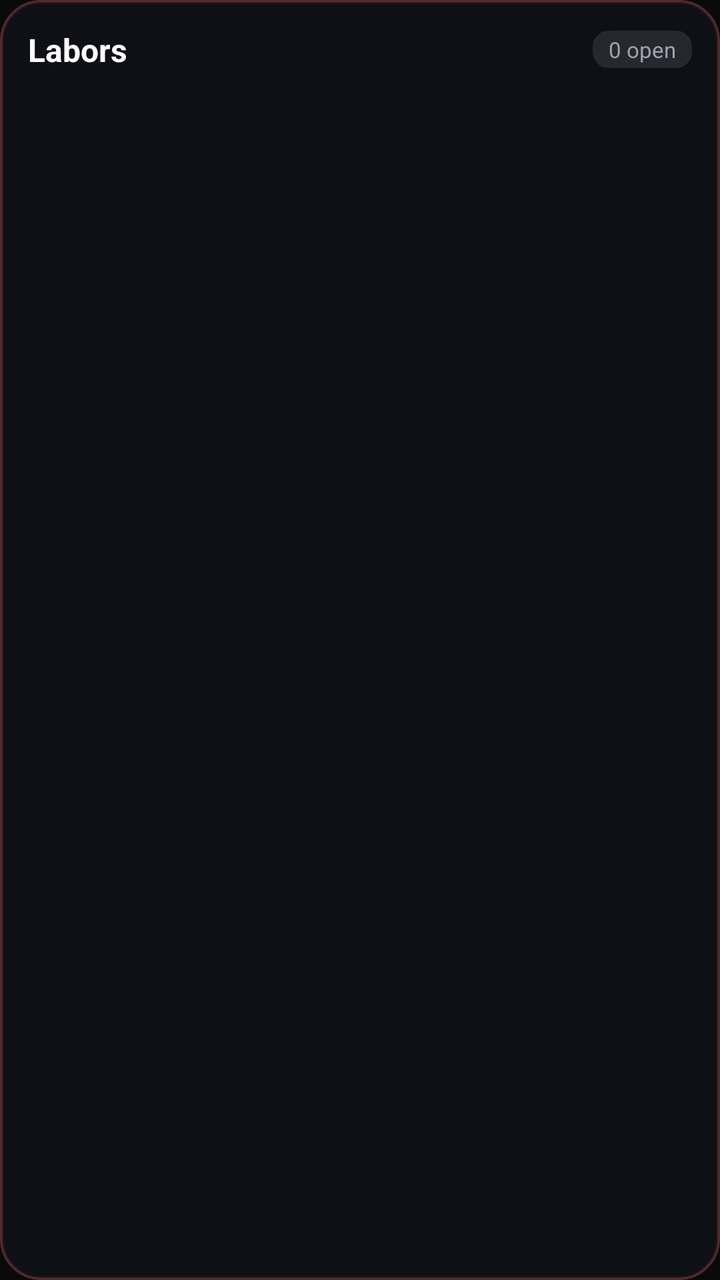
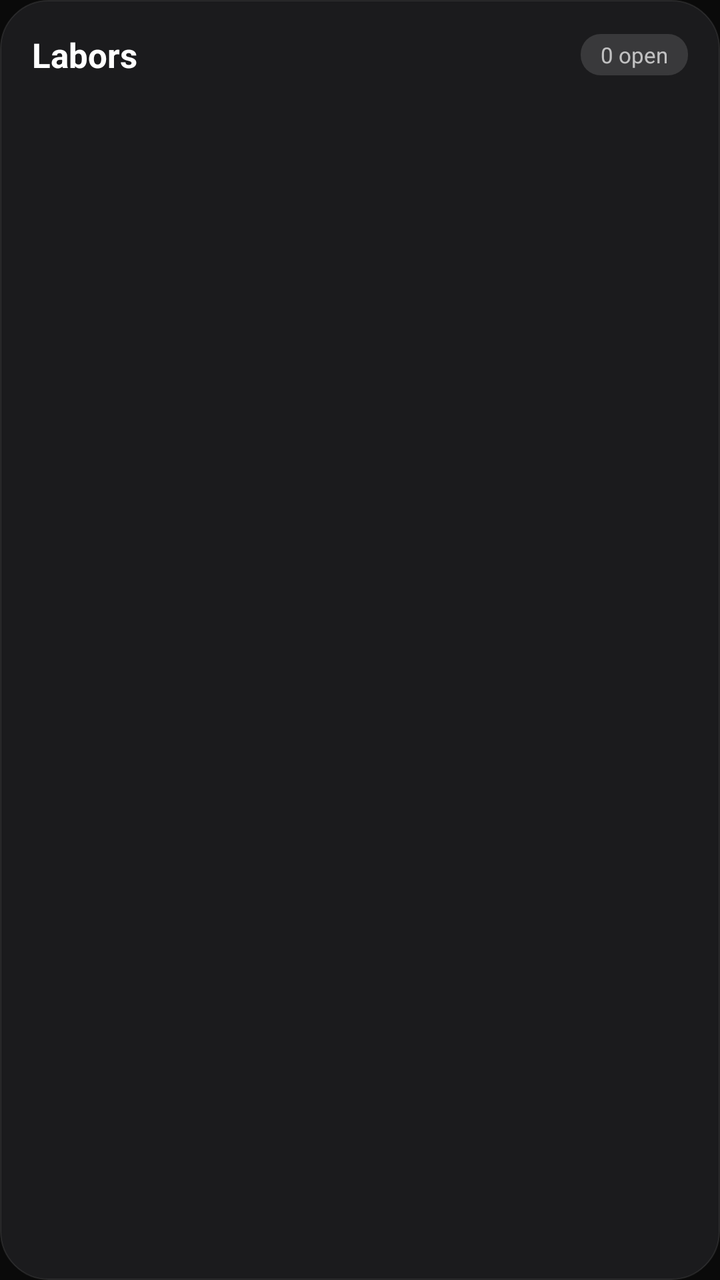

Before-and-after screenshots of an Android layout around one commit, followed by the original layout XML and the change that was made.
<!-- AndroidManifest.xml: application theme Theme.Forge -->
<!-- res/layout/widget_labors.xml -->
<?xml version="1.0" encoding="utf-8"?>
<LinearLayout xmlns:android="http://schemas.android.com/apk/res/android"
    android:id="@+id/widget_labors_root"
    android:layout_width="match_parent"
    android:layout_height="match_parent"
    android:background="@drawable/widget_bg_glass"
    android:orientation="vertical"
    android:padding="14dp">
    <LinearLayout
        android:layout_width="match_parent"
        android:layout_height="wrap_content"
        android:orientation="horizontal"
        android:gravity="center_vertical"
        android:layout_marginBottom="8dp">
        <TextView
            android:layout_width="0dp"
            android:layout_height="wrap_content"
            android:layout_weight="1"
            android:text="Labors"
            android:textColor="#FFFFFF"
            android:textSize="16sp"
            android:textStyle="bold" />
        <TextView
            android:id="@+id/labors_open_count"
            android:layout_width="wrap_content"
            android:layout_height="wrap_content"
            android:text="0 open"
            android:textColor="#9ca3af"
            android:textSize="11sp"
            android:background="@drawable/count_badge_bg"
            android:paddingStart="8dp"
            android:paddingEnd="8dp"
            android:paddingTop="2dp"
            android:paddingBottom="2dp" />
    </LinearLayout>
    <LinearLayout android:id="@+id/labor_row_1" android:layout_width="match_parent" android:layout_height="wrap_content" android:orientation="horizontal" android:gravity="center_vertical" android:layout_marginBottom="4dp" android:visibility="gone">
        <View android:id="@+id/labor_dot_1" android:layout_width="4dp" android:layout_height="20dp" android:background="@drawable/labor_pending_dot"/>
        <TextView android:id="@+id/labor_text_1" android:layout_width="0dp" android:layout_height="wrap_content" android:layout_weight="1" android:textColor="#d1d5db" android:textSize="13sp" android:layout_marginStart="10dp" android:maxLines="1"/>
        <TextView android:id="@+id/labor_check_1" android:layout_width="wrap_content" android:layout_height="wrap_content" android:textColor="#6b7280" android:textSize="14sp" android:text="○"/>
    </LinearLayout>
    <LinearLayout android:id="@+id/labor_row_2" android:layout_width="match_parent" android:layout_height="wrap_content" android:orientation="horizontal" android:gravity="center_vertical" android:layout_marginBottom="4dp" android:visibility="gone">
        <View android:id="@+id/labor_dot_2" android:layout_width="4dp" android:layout_height="20dp" android:background="@drawable/labor_pending_dot"/>
        <TextView android:id="@+id/labor_text_2" android:layout_width="0dp" android:layout_height="wrap_content" android:layout_weight="1" android:textColor="#d1d5db" android:textSize="13sp" android:layout_marginStart="10dp" android:maxLines="1"/>
        <TextView android:id="@+id/labor_check_2" android:layout_width="wrap_content" android:layout_height="wrap_content" android:textColor="#6b7280" android:textSize="14sp" android:text="○"/>
    </LinearLayout>
    <LinearLayout android:id="@+id/labor_row_3" android:layout_width="match_parent" android:layout_height="wrap_content" android:orientation="horizontal" android:gravity="center_vertical" android:layout_marginBottom="4dp" android:visibility="gone">
        <View android:id="@+id/labor_dot_3" android:layout_width="4dp" android:layout_height="20dp" android:background="@drawable/labor_pending_dot"/>
        <TextView android:id="@+id/labor_text_3" android:layout_width="0dp" android:layout_height="wrap_content" android:layout_weight="1" android:textColor="#d1d5db" android:textSize="13sp" android:layout_marginStart="10dp" android:maxLines="1"/>
        <TextView android:id="@+id/labor_check_3" android:layout_width="wrap_content" android:layout_height="wrap_content" android:textColor="#6b7280" android:textSize="14sp" android:text="○"/>
    </LinearLayout>
    <LinearLayout android:id="@+id/labor_row_4" android:layout_width="match_parent" android:layout_height="wrap_content" android:orientation="horizontal" android:gravity="center_vertical" android:layout_marginBottom="4dp" android:visibility="gone">
        <View android:id="@+id/labor_dot_4" android:layout_width="4dp" android:layout_height="20dp" android:background="@drawable/labor_pending_dot"/>
        <TextView android:id="@+id/labor_text_4" android:layout_width="0dp" android:layout_height="wrap_content" android:layout_weight="1" android:textColor="#d1d5db" android:textSize="13sp" android:layout_marginStart="10dp" android:maxLines="1"/>
        <TextView android:id="@+id/labor_check_4" android:layout_width="wrap_content" android:layout_height="wrap_content" android:textColor="#6b7280" android:textSize="14sp" android:text="○"/>
    </LinearLayout>
    <LinearLayout android:id="@+id/labor_row_5" android:layout_width="match_parent" android:layout_height="wrap_content" android:orientation="horizontal" android:gravity="center_vertical" android:layout_marginBottom="4dp" android:visibility="gone">
        <View android:id="@+id/labor_dot_5" android:layout_width="4dp" android:layout_height="20dp" android:background="@drawable/labor_pending_dot"/>
        <TextView android:id="@+id/labor_text_5" android:layout_width="0dp" android:layout_height="wrap_content" android:layout_weight="1" android:textColor="#d1d5db" android:textSize="13sp" android:layout_marginStart="10dp" android:maxLines="1"/>
        <TextView android:id="@+id/labor_check_5" android:layout_width="wrap_content" android:layout_height="wrap_content" android:textColor="#6b7280" android:textSize="14sp" android:text="○"/>
    </LinearLayout>
    <LinearLayout android:id="@+id/labor_row_6" android:layout_width="match_parent" android:layout_height="wrap_content" android:orientation="horizontal" android:gravity="center_vertical" android:visibility="gone">
        <View android:id="@+id/labor_dot_6" android:layout_width="4dp" android:layout_height="20dp" android:background="@drawable/labor_pending_dot"/>
        <TextView android:id="@+id/labor_text_6" android:layout_width="0dp" android:layout_height="wrap_content" android:layout_weight="1" android:textColor="#d1d5db" android:textSize="13sp" android:layout_marginStart="10dp" android:maxLines="1"/>
        <TextView android:id="@+id/labor_check_6" android:layout_width="wrap_content" android:layout_height="wrap_content" android:textColor="#6b7280" android:textSize="14sp" android:text="○"/>
    </LinearLayout>
</LinearLayout>
<!-- resources referenced by this layout -->
<resources>
  <!-- drawable count_badge_bg (drawable) -->
  <?xml version="1.0" encoding="utf-8"?>
  <shape xmlns:android="http://schemas.android.com/apk/res/android" android:shape="rectangle">
      <solid android:color="#1Affffff"/>
      <corners android:radius="8dp"/>
  </shape>
  <!-- drawable labor_pending_dot (drawable) -->
  <?xml version="1.0" encoding="utf-8"?>
  <shape xmlns:android="http://schemas.android.com/apk/res/android" android:shape="rectangle">
      <solid android:color="#f59e0b"/>
      <corners android:radius="2dp"/>
  </shape>
  <!-- drawable widget_bg_glass (drawable) -->
  <?xml version="1.0" encoding="utf-8"?>
  <layer-list xmlns:android="http://schemas.android.com/apk/res/android">
      
      <item>
          <shape android:shape="rectangle">
              <solid android:color="#E8101018"/>
              <corners android:radius="20dp"/>
              <stroke android:width="1dp" android:color="#20ffffff"/>
          </shape>
      </item>
      
      <item android:top="0dp" android:bottom="0dp">
          <shape android:shape="rectangle">
              <solid android:color="#00000000"/>
              <corners android:radius="20dp"/>
              <stroke android:width="1.5dp" android:color="#30e63946"/>
          </shape>
      </item>
  </layer-list>
  <style name="Theme.Forge" parent="Theme.AppCompat.NoActionBar">
          <item name="android:windowBackground">#FF0A0A0A</item>
          <item name="android:statusBarColor">#FF0A0A0A</item>
          <item name="android:navigationBarColor">#FF0A0A0A</item>
          <item name="android:windowFullscreen">true</item>
          <item name="android:windowActionBar">false</item>
          <item name="android:windowNoTitle">true</item>
          <item name="colorPrimary">#FFCF4A</item>
          <item name="colorPrimaryDark">#0A0A0A</item>
          <item name="colorAccent">#FFCF4A</item>
      </style>
</resources>

<!-- the commit's change to res/layout/widget_labors.xml (unified diff, before → after) -->
@@ -5,62 +5,71 @@
     android:layout_height="match_parent"
     android:background="@drawable/widget_bg_glass"
     android:orientation="vertical"
-    android:padding="14dp">
+    android:padding="16dp">
+
+    
     <LinearLayout
         android:layout_width="match_parent"
         android:layout_height="wrap_content"
         android:orientation="horizontal"
         android:gravity="center_vertical"
-        android:layout_marginBottom="8dp">
+        android:layout_marginBottom="12dp">
         <TextView
             android:layout_width="0dp"
             android:layout_height="wrap_content"
             android:layout_weight="1"
             android:text="Labors"
             android:textColor="#FFFFFF"
-            android:textSize="16sp"
-            android:textStyle="bold" />
+            android:textSize="17sp"
+            android:textStyle="bold"/>
         <TextView
             android:id="@+id/labors_open_count"
             android:layout_width="wrap_content"
             android:layout_height="wrap_content"
             android:text="0 open"
-            android:textColor="#9ca3af"
+            android:textColor="#B0ffffff"
             android:textSize="11sp"
             android:background="@drawable/count_badge_bg"
-            android:paddingStart="8dp"
-            android:paddingEnd="8dp"
-            android:paddingTop="2dp"
-            android:paddingBottom="2dp" />
+            android:paddingStart="10dp"
+            android:paddingEnd="10dp"
+            android:paddingTop="3dp"
+            android:paddingBottom="3dp"/>
     </LinearLayout>
-    <LinearLayout android:id="@+id/labor_row_1" android:layout_width="match_parent" android:layout_height="wrap_content" android:orientation="horizontal" android:gravity="center_vertical" android:layout_marginBottom="4dp" android:visibility="gone">
-        <View android:id="@+id/labor_dot_1" android:layout_width="4dp" android:layout_height="20dp" android:background="@drawable/labor_pending_dot"/>
-        <TextView android:id="@+id/labor_text_1" android:layout_width="0dp" android:layout_height="wrap_content" android:layout_weight="1" android:textColor="#d1d5db" android:textSize="13sp" android:layout_marginStart="10dp" android:maxLines="1"/>
-        <TextView android:id="@+id/labor_check_1" android:layout_width="wrap_content" android:layout_height="wrap_content" android:textColor="#6b7280" android:textSize="14sp" android:text="○"/>
+
+    
+    <LinearLayout android:id="@+id/labor_row_1" android:layout_width="match_parent" android:layout_height="wrap_content" android:orientation="horizontal" android:gravity="center_vertical" android:layout_marginBottom="6dp" android:visibility="gone">
+        <View android:id="@+id/labor_dot_1" android:layout_width="4dp" android:layout_height="22dp" android:background="@drawable/labor_pending_dot"/>
+        <TextView android:id="@+id/labor_text_1" android:layout_width="0dp" android:layout_height="wrap_content" android:layout_weight="1" android:textColor="#E0ffffff" android:textSize="14sp" android:layout_marginStart="12dp" android:maxLines="1"/>
+        <TextView android:id="@+id/labor_check_1" android:layout_width="24dp" android:layout_height="24dp" android:gravity="center" android:textSize="14sp" android:text="○" android:textColor="#60ffffff"/>
     </LinearLayout>
-    <LinearLayout android:id="@+id/labor_row_2" android:layout_width="match_parent" android:layout_height="wrap_content" android:orientation="horizontal" android:gravity="center_vertical" android:layout_marginBottom="4dp" android:visibility="gone">
-        <View android:id="@+id/labor_dot_2" android:layout_width="4dp" android:layout_height="20dp" android:background="@drawable/labor_pending_dot"/>
-        <TextView android:id="@+id/labor_text_2" android:layout_width="0dp" android:layout_height="wrap_content" android:layout_weight="1" android:textColor="#d1d5db" android:textSize="13sp" android:layout_marginStart="10dp" android:maxLines="1"/>
-        <TextView android:id="@+id/labor_check_2" android:layout_width="wrap_content" android:layout_height="wrap_content" android:textColor="#6b7280" android:textSize="14sp" android:text="○"/>
+
+    <LinearLayout android:id="@+id/labor_row_2" android:layout_width="match_parent" android:layout_height="wrap_content" android:orientation="horizontal" android:gravity="center_vertical" android:layout_marginBottom="6dp" android:visibility="gone">
+        <View android:id="@+id/labor_dot_2" android:layout_width="4dp" android:layout_height="22dp" android:background="@drawable/labor_pending_dot"/>
+        <TextView android:id="@+id/labor_text_2" android:layout_width="0dp" android:layout_height="wrap_content" android:layout_weight="1" android:textColor="#E0ffffff" android:textSize="14sp" android:layout_marginStart="12dp" android:maxLines="1"/>
+        <TextView android:id="@+id/labor_check_2" android:layout_width="24dp" android:layout_height="24dp" android:gravity="center" android:textSize="14sp" android:text="○" android:textColor="#60ffffff"/>
     </LinearLayout>
-    <LinearLayout android:id="@+id/labor_row_3" android:layout_width="match_parent" android:layout_height="wrap_content" android:orientation="horizontal" android:gravity="center_vertical" android:layout_marginBottom="4dp" android:visibility="gone">
-        <View android:id="@+id/labor_dot_3" android:layout_width="4dp" android:layout_height="20dp" android:background="@drawable/labor_pending_dot"/>
-        <TextView android:id="@+id/labor_text_3" android:layout_width="0dp" android:layout_height="wrap_content" android:layout_weight="1" android:textColor="#d1d5db" android:textSize="13sp" android:layout_marginStart="10dp" android:maxLines="1"/>
-        <TextView android:id="@+id/labor_check_3" android:layout_width="wrap_content" android:layout_height="wrap_content" android:textColor="#6b7280" android:textSize="14sp" android:text="○"/>
+
+    <LinearLayout android:id="@+id/labor_row_3" android:layout_width="match_parent" android:layout_height="wrap_content" android:orientation="horizontal" android:gravity="center_vertical" android:layout_marginBottom="6dp" android:visibility="gone">
+        <View android:id="@+id/labor_dot_3" android:layout_width="4dp" android:layout_height="22dp" android:background="@drawable/labor_pending_dot"/>
+        <TextView android:id="@+id/labor_text_3" android:layout_width="0dp" android:layout_height="wrap_content" android:layout_weight="1" android:textColor="#E0ffffff" android:textSize="14sp" android:layout_marginStart="12dp" android:maxLines="1"/>
+        <TextView android:id="@+id/labor_check_3" android:layout_width="24dp" android:layout_height="24dp" android:gravity="center" android:textSize="14sp" android:text="○" android:textColor="#60ffffff"/>
     </LinearLayout>
-    <LinearLayout android:id="@+id/labor_row_4" android:layout_width="match_parent" android:layout_height="wrap_content" android:orientation="horizontal" android:gravity="center_vertical" android:layout_marginBottom="4dp" android:visibility="gone">
-        <View android:id="@+id/labor_dot_4" android:layout_width="4dp" android:layout_height="20dp" android:background="@drawable/labor_pending_dot"/>
-        <TextView android:id="@+id/labor_text_4" android:layout_width="0dp" android:layout_height="wrap_content" android:layout_weight="1" android:textColor="#d1d5db" android:textSize="13sp" android:layout_marginStart="10dp" android:maxLines="1"/>
-        <TextView android:id="@+id/labor_check_4" android:layout_width="wrap_content" android:layout_height="wrap_content" android:textColor="#6b7280" android:textSize="14sp" android:text="○"/>
+
+    <LinearLayout android:id="@+id/labor_row_4" android:layout_width="match_parent" android:layout_height="wrap_content" android:orientation="horizontal" android:gravity="center_vertical" android:layout_marginBottom="6dp" android:visibility="gone">
+        <View android:id="@+id/labor_dot_4" android:layout_width="4dp" android:layout_height="22dp" android:background="@drawable/labor_pending_dot"/>
+        <TextView android:id="@+id/labor_text_4" android:layout_width="0dp" android:layout_height="wrap_content" android:layout_weight="1" android:textColor="#E0ffffff" android:textSize="14sp" android:layout_marginStart="12dp" android:maxLines="1"/>
+        <TextView android:id="@+id/labor_check_4" android:layout_width="24dp" android:layout_height="24dp" android:gravity="center" android:textSize="14sp" android:text="○" android:textColor="#60ffffff"/>
     </LinearLayout>
-    <LinearLayout android:id="@+id/labor_row_5" android:layout_width="match_parent" android:layout_height="wrap_content" android:orientation="horizontal" android:gravity="center_vertical" android:layout_marginBottom="4dp" android:visibility="gone">
-        <View android:id="@+id/labor_dot_5" android:layout_width="4dp" android:layout_height="20dp" android:background="@drawable/labor_pending_dot"/>
-        <TextView android:id="@+id/labor_text_5" android:layout_width="0dp" android:layout_height="wrap_content" android:layout_weight="1" android:textColor="#d1d5db" android:textSize="13sp" android:layout_marginStart="10dp" android:maxLines="1"/>
-        <TextView android:id="@+id/labor_check_5" android:layout_width="wrap_content" android:layout_height="wrap_content" android:textColor="#6b7280" android:textSize="14sp" android:text="○"/>
+
+    <LinearLayout android:id="@+id/labor_row_5" android:layout_width="match_parent" android:layout_height="wrap_content" android:orientation="horizontal" android:gravity="center_vertical" android:layout_marginBottom="6dp" android:visibility="gone">
+        <View android:id="@+id/labor_dot_5" android:layout_width="4dp" android:layout_height="22dp" android:background="@drawable/labor_pending_dot"/>
+        <TextView android:id="@+id/labor_text_5" android:layout_width="0dp" android:layout_height="wrap_content" android:layout_weight="1" android:textColor="#E0ffffff" android:textSize="14sp" android:layout_marginStart="12dp" android:maxLines="1"/>
+        <TextView android:id="@+id/labor_check_5" android:layout_width="24dp" android:layout_height="24dp" android:gravity="center" android:textSize="14sp" android:text="○" android:textColor="#60ffffff"/>
     </LinearLayout>
+
     <LinearLayout android:id="@+id/labor_row_6" android:layout_width="match_parent" android:layout_height="wrap_content" android:orientation="horizontal" android:gravity="center_vertical" android:visibility="gone">
-        <View android:id="@+id/labor_dot_6" android:layout_width="4dp" android:layout_height="20dp" android:background="@drawable/labor_pending_dot"/>
-        <TextView android:id="@+id/labor_text_6" android:layout_width="0dp" android:layout_height="wrap_content" android:layout_weight="1" android:textColor="#d1d5db" android:textSize="13sp" android:layout_marginStart="10dp" android:maxLines="1"/>
-        <TextView android:id="@+id/labor_check_6" android:layout_width="wrap_content" android:layout_height="wrap_content" android:textColor="#6b7280" android:textSize="14sp" android:text="○"/>
+        <View android:id="@+id/labor_dot_6" android:layout_width="4dp" android:layout_height="22dp" android:background="@drawable/labor_pending_dot"/>
+        <TextView android:id="@+id/labor_text_6" android:layout_width="0dp" android:layout_height="wrap_content" android:layout_weight="1" android:textColor="#E0ffffff" android:textSize="14sp" android:layout_marginStart="12dp" android:maxLines="1"/>
+        <TextView android:id="@+id/labor_check_6" android:layout_width="24dp" android:layout_height="24dp" android:gravity="center" android:textSize="14sp" android:text="○" android:textColor="#60ffffff"/>
     </LinearLayout>
 </LinearLayout>
<!-- resource entries referenced after the edit -->
@@ -2,36 +2,26 @@
 <resources>
   <!-- drawable count_badge_bg (drawable) -->
   <?xml version="1.0" encoding="utf-8"?>
-  <shape xmlns:android="http://schemas.android.com/apk/res/android" android:shape="rectangle">
-      <solid android:color="#1Affffff"/>
-      <corners android:radius="8dp"/>
+  <shape xmlns:android="http://schemas.android.com/apk/res/android"
+      android:shape="rectangle">
+      <solid android:color="#22ffffff"/>
+      <corners android:radius="10dp"/>
   </shape>
   <!-- drawable labor_pending_dot (drawable) -->
   <?xml version="1.0" encoding="utf-8"?>
-  <shape xmlns:android="http://schemas.android.com/apk/res/android" android:shape="rectangle">
-      <solid android:color="#f59e0b"/>
-      <corners android:radius="2dp"/>
+  <shape xmlns:android="http://schemas.android.com/apk/res/android"
+      android:shape="rectangle">
+      <solid android:color="#FFf59e0b"/>
+      <corners android:radius="3dp"/>
   </shape>
   <!-- drawable widget_bg_glass (drawable) -->
   <?xml version="1.0" encoding="utf-8"?>
-  <layer-list xmlns:android="http://schemas.android.com/apk/res/android">
-      
-      <item>
-          <shape android:shape="rectangle">
-              <solid android:color="#E8101018"/>
-              <corners android:radius="20dp"/>
-              <stroke android:width="1dp" android:color="#20ffffff"/>
-          </shape>
-      </item>
-      
-      <item android:top="0dp" android:bottom="0dp">
-          <shape android:shape="rectangle">
-              <solid android:color="#00000000"/>
-              <corners android:radius="20dp"/>
-              <stroke android:width="1.5dp" android:color="#30e63946"/>
-          </shape>
-      </item>
-  </layer-list>
+  <shape xmlns:android="http://schemas.android.com/apk/res/android"
+      android:shape="rectangle">
+      <solid android:color="#F01C1C1E"/>
+      <corners android:radius="24dp"/>
+      <stroke android:width="0.5dp" android:color="#18ffffff"/>
+  </shape>
   <style name="Theme.Forge" parent="Theme.AppCompat.NoActionBar">
           <item name="android:windowBackground">#FF0A0A0A</item>
           <item name="android:statusBarColor">#FF0A0A0A</item>
